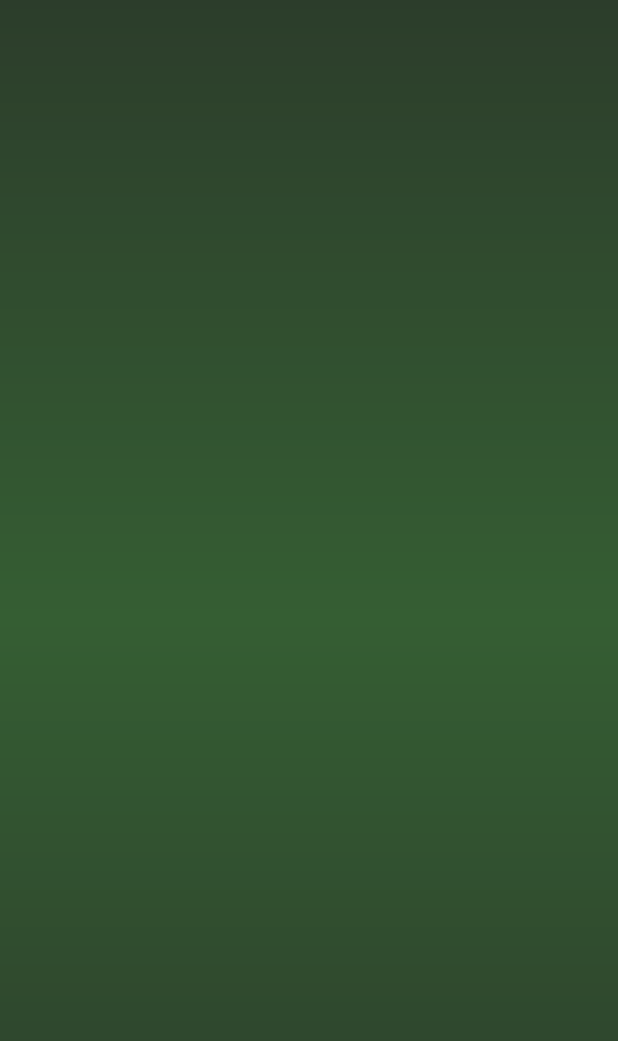
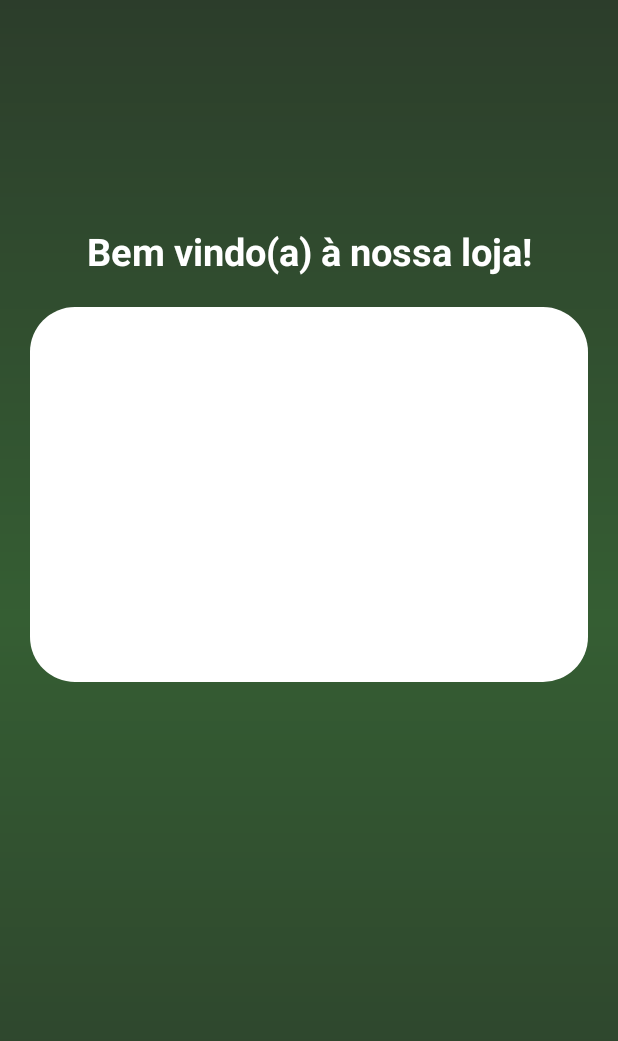
Before and after one commit to santipedro/eCommerce, an Android app: the layout activity_main.xml on its own in the app's theme, with its tools: preview values and no code run, on a phone screen of 412 x 824 dp. Shown: the top 1041 px of the screen. Run offline under Robolectric (Android 15) with nearby library versions, the phone set to English and light mode, and no system bars.

Commit message:
Third Commit

```diff
--- a/app/src/main/res/layout/activity_main.xml
+++ b/app/src/main/res/layout/activity_main.xml
@@ -5,5 +5,36 @@
     android:layout_width="match_parent"
     android:layout_height="match_parent"
     android:background="@drawable/background"
-    tools:context=".MainActivity"
-    tools:ignore="ExtraText"/>
+    tools:context=".CadastroForm"
+    tools:ignore="ExtraText">
+
+    <TextView
+        android:id="@+id/text_cadastrese"
+        android:layout_width="wrap_content"
+        android:layout_height="wrap_content"
+        app:layout_constraintStart_toStartOf="parent"
+        app:layout_constraintEnd_toEndOf="parent"
+        app:layout_constraintTop_toTopOf="parent"
+        android:layout_marginTop="150dp"
+        android:textSize="25sp"
+        android:textStyle="bold"
+        android:textColor="@color/white"
+        android:text="@string/telacadastro"
+
+/>
+    <View
+        android:id="@+id/cadastroContainer"
+        style="@style/ContainerComponents"
+        app:layout_constraintStart_toStartOf="parent"
+        app:layout_constraintEnd_toEndOf="parent"
+        app:layout_constraintTop_toBottomOf="@id/text_cadastrese"
+
+/>
+
+
+
+
+
+
+
+</androidx.constraintlayout.widget.ConstraintLayout>
--- a/app/src/main/res/values/colors.xml
+++ b/app/src/main/res/values/colors.xml
@@ -4,5 +4,6 @@
     <color name="white">#FFFFFFFF</color>
     <color name="darkgreen">#2c3d2b</color>
     <color name="grin">#355e33</color>
+    <color name="transparent">#22000000</color>
 
 </resources>
--- a/app/src/main/res/values/strings.xml
+++ b/app/src/main/res/values/strings.xml
@@ -2,4 +2,5 @@
     <string name="app_name">eCommerce</string>
     <string name="entrar">Entrar</string>
    <string name="textcadastro">Crie uma conta nova!</string>
+    <string name="telacadastro">Bem vindo(a) à nossa loja!</string>
 </resources>
```
Also changed, not shown: app/src/main/java/com/example/ecommerce/CadastroForm.java (renamed from app/src/main/java/com/example/ecommerce/MainActivity.java, +4 -3 lines), app/src/main/java/com/example/ecommerce/LoginForm.java (+20 -5 lines).
